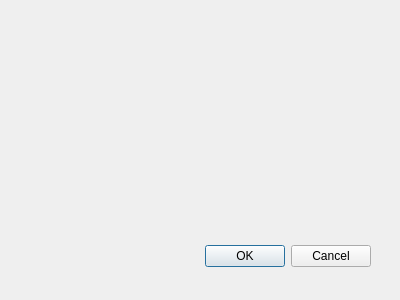
The window that signindialog.ui (Lucinda-Aemilia/ChatClient) describes before a commit, drawn with Qt 5.
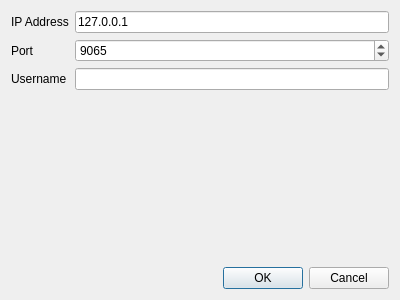
The same window after the commit.

Diff of the .ui file:
```diff
--- a/signindialog.ui
+++ b/signindialog.ui
@@ -15,22 +15,66 @@
   <property name="windowTitle">
    <string>Dialog</string>
   </property>
-  <widget name="buttonBox" class="QDialogButtonBox">
-   <property name="geometry">
-    <rect>
-     <x>30</x>
-     <y>240</y>
-     <width>341</width>
-     <height>32</height>
-    </rect>
-   </property>
-   <property name="orientation">
-    <enum>Qt::Horizontal</enum>
-   </property>
-   <property name="standardButtons">
-    <set>QDialogButtonBox::Cancel|QDialogButtonBox::Ok</set>
-   </property>
-  </widget>
+  <layout class="QVBoxLayout" name="verticalLayout">
+   <item>
+    <layout class="QFormLayout" name="formLayout">
+     <item row="0" column="0">
+      <widget class="QLabel" name="label_2">
+       <property name="text">
+        <string>IP Address</string>
+       </property>
+      </widget>
+     </item>
+     <item row="0" column="1">
+      <widget class="QLineEdit" name="ipLineEdit">
+       <property name="text">
+        <string>127.0.0.1</string>
+       </property>
+      </widget>
+     </item>
+     <item row="1" column="0">
+      <widget class="QLabel" name="label_3">
+       <property name="text">
+        <string>Port</string>
+       </property>
+      </widget>
+     </item>
+     <item row="1" column="1">
+      <widget class="QSpinBox" name="portSpinBox">
+       <property name="minimum">
+        <number>1000</number>
+       </property>
+       <property name="maximum">
+        <number>90000</number>
+       </property>
+       <property name="value">
+        <number>9065</number>
+       </property>
+      </widget>
+     </item>
+     <item row="2" column="0">
+      <widget class="QLabel" name="label">
+       <property name="text">
+        <string>Username</string>
+       </property>
+      </widget>
+     </item>
+     <item row="2" column="1">
+      <widget class="QLineEdit" name="usernameLineEdit"/>
+     </item>
+    </layout>
+   </item>
+   <item>
+    <widget class="QDialogButtonBox" name="buttonBox">
+     <property name="orientation">
+      <enum>Qt::Horizontal</enum>
+     </property>
+     <property name="standardButtons">
+      <set>QDialogButtonBox::Cancel|QDialogButtonBox::Ok</set>
+     </property>
+    </widget>
+   </item>
+  </layout>
  </widget>
  <pixmapfunction/>
  <resources/>
```
Left out of the diff: 7 changed lines with no effect on the pictures.
